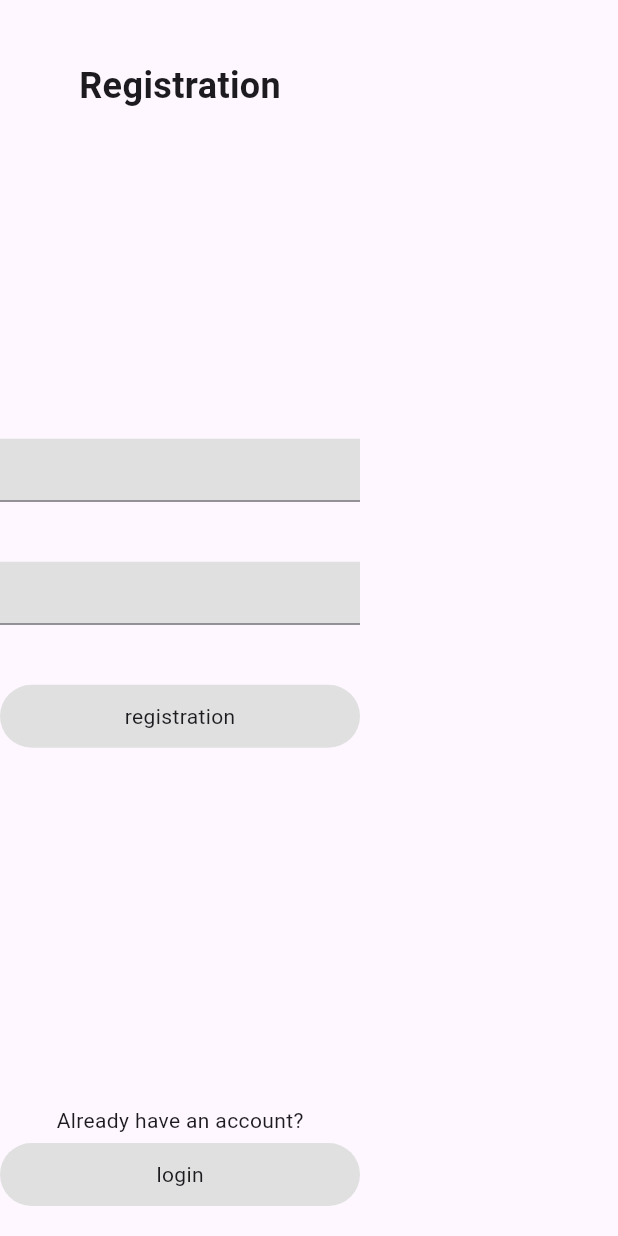
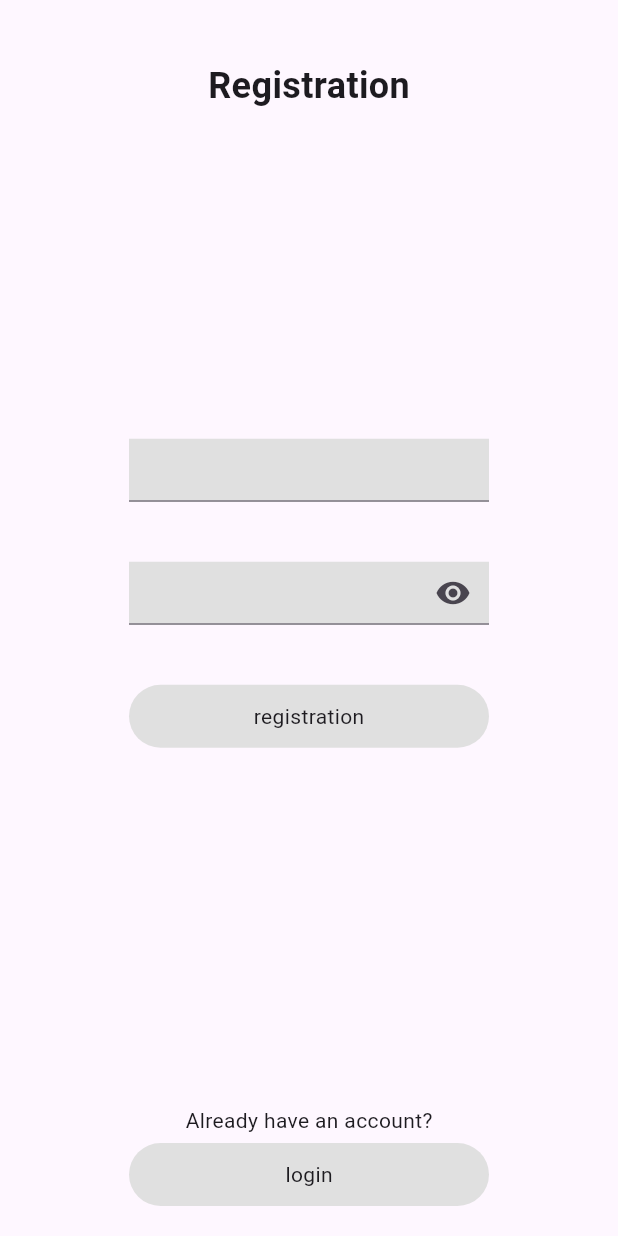
Before and after one commit to fluttberry/insta_app, a Flutter app: the screen it shows after launch, after a tap on "registration", on a phone screen of 412 x 824 dp. Run offline on Flutter 3.47's test engine with Material 3 defaults, Android fonts, the phone set to English and light mode, and no system bars; our stand-ins replace firebase_auth, firebase_core; accounts and stored records are empty; network calls fail.

Commit message:
errors solved

```diff
--- a/lib/ui/pages/auth/login_page.dart
+++ b/lib/ui/pages/auth/login_page.dart
@@ -4,10 +4,20 @@ import 'package:insta_app/ui/const/route.dart';
 import 'package:insta_app/ui/pages/auth/registration_page.dart';
 import 'package:insta_app/ui/pages/main/main_page.dart';
 
-class LoginPage extends StatelessWidget {
+class LoginPage extends StatefulWidget {
+  @override
+  State<StatefulWidget> createState() {
+
+    return _LoginPage();
+  }
+}
+class _LoginPage extends State <LoginPage> {
+
+
   TextEditingController _emailController = TextEditingController();
   TextEditingController _passwordController = TextEditingController();
   AuthRepository _authRepository = AuthRepository();
+  bool hidePassword = true;
 
   @override
   Widget build(BuildContext context) {
@@ -15,7 +25,7 @@ class LoginPage extends StatelessWidget {
       body: Column(
 
         children: [
-          SizedBox(height: 40),
+          SizedBox(height: 40, width: double.infinity,),
           Text(
             'Login',
             style: TextStyle(fontSize: 24, fontWeight: FontWeight.w600),
@@ -32,7 +42,21 @@ class LoginPage extends StatelessWidget {
             height: 42,
             width: 240,
             color: Colors.grey.shade300,
-            child: TextField(controller: _passwordController),
+            child: TextField(controller: _passwordController,
+             obscureText: hidePassword,
+              decoration: InputDecoration(
+                suffixIcon: IconButton(
+                  onPressed: () {
+                    setState(() {
+                      hidePassword = !hidePassword;
+                    });
+                  },
+                  icon: Icon(
+                    hidePassword ? Icons.visibility : Icons.visibility_off,
+                  ),
+                ),
+              ),
+            ),
           ),
           SizedBox(height: 40),
 
@@ -45,9 +69,10 @@ class LoginPage extends StatelessWidget {
             ),
             child: InkWell(
               onTap: () async {
-                var success = _authRepository.login(
+                var success = await _authRepository.login(
                   _emailController.text,
                   _passwordController.text,
+
                 );
                 if (success == true) {
                   MRoute.replce(context, MainPage());
@@ -80,4 +105,5 @@ class LoginPage extends StatelessWidget {
       ),
     );
   }
+
 }
--- a/lib/ui/pages/auth/registration_page.dart
+++ b/lib/ui/pages/auth/registration_page.dart
@@ -2,17 +2,23 @@ import 'package:flutter/material.dart';
 import 'package:insta_app/repository/auth_repository.dart';
 import 'package:insta_app/ui/const/route.dart';
 
-class RegistrationPage extends StatelessWidget {
+class RegistrationPage extends StatefulWidget {
+  @override
+  State<StatefulWidget> createState() {
+    return _RegistrationPage();
+  }
+}
+class _RegistrationPage extends State<RegistrationPage> {
   TextEditingController _emailController = TextEditingController();
   TextEditingController _passwordController = TextEditingController();
   AuthRepository _authRepository = AuthRepository();
-
+  bool hidePassword = true;
   @override
   Widget build(BuildContext context) {
     return Scaffold(
       body: Column(
         children: [
-          SizedBox(height: 40),
+          SizedBox(height: 40, width: double.infinity,),
           Text(
             'Registration',
             style: TextStyle(fontSize: 24, fontWeight: FontWeight.w600),
@@ -30,7 +36,22 @@ class RegistrationPage extends StatelessWidget {
             height: 42,
             width: 240,
             color: Colors.grey.shade300,
-            child: TextField(controller: _passwordController),
+            child: TextField(
+              controller: _passwordController,
+              obscureText: hidePassword,
+              decoration: InputDecoration(
+                suffixIcon: IconButton(
+                  onPressed: () {
+                    setState(() {
+                      hidePassword = !hidePassword;
+                    });
+                  },
+                  icon: Icon(
+                    hidePassword ? Icons.visibility : Icons.visibility_off,
+                  ),
+                ),
+              ),
+            ),
           ),
           SizedBox(height: 40),
           Container(
--- a/lib/ui/pages/main/main_page.dart
+++ b/lib/ui/pages/main/main_page.dart
@@ -7,13 +7,13 @@ class MainPage extends StatelessWidget {
   @override
   Widget build(BuildContext context) {
 
-    throw Scaffold(
+    return Scaffold(
       body: Column(
         children: [
           Text('Home'),
           ElevatedButton(
             onPressed: () async {
-              MRoute.replce(context, LoginPage);
+              MRoute.replce(context, LoginPage());
               await FirebaseAuth.instance.signOut();
             },
             child: Text('Exit'),
```
